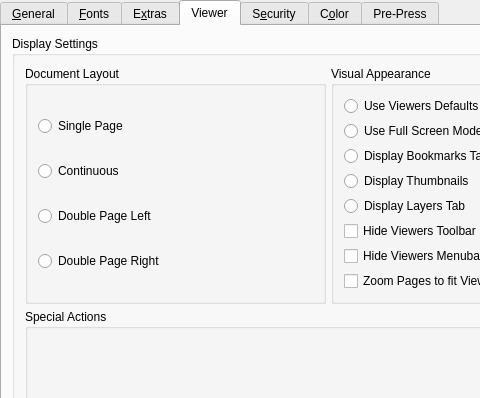
First picture: the form in scribus/ui/tabpdfoptions.ui, repository scribusproject/scribus, before the edit; both pictures show x 0 to 480 and y 0 to 398 of the 657 by 549 pixel window.
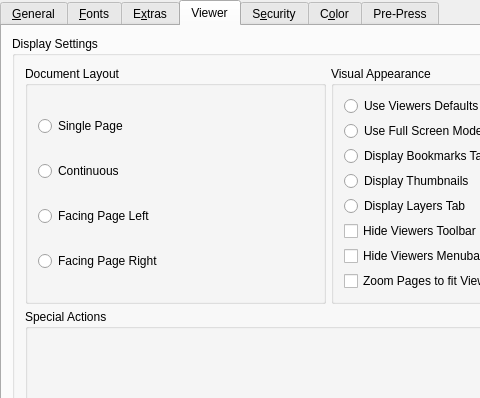
Second picture: the form after the edit. The open tabs and pages were chosen to show the change. Custom widgets are drawn as their Qt base class.

Commit message: #12573: Double Side/Double Page renamed to Facing Pages <FirasH> + variable renames

Diff of the .ui file:
```diff
--- a/scribus/ui/tabpdfoptions.ui
+++ b/scribus/ui/tabpdfoptions.ui
@@ -988,14 +988,14 @@
             <item>
              <widget class="QRadioButton" name="doublePageLeft">
               <property name="text">
-               <string>Double Page Left</string>
+               <string>Facing Page Left</string>
               </property>
              </widget>
             </item>
             <item>
              <widget class="QRadioButton" name="doublePageRight">
               <property name="text">
-               <string>Double Page Right</string>
+               <string>Facing Page Right</string>
               </property>
              </widget>
             </item>
```
Left out of the diff: 8 changed lines with no effect on the pictures. The commit also changes 11 other files.
